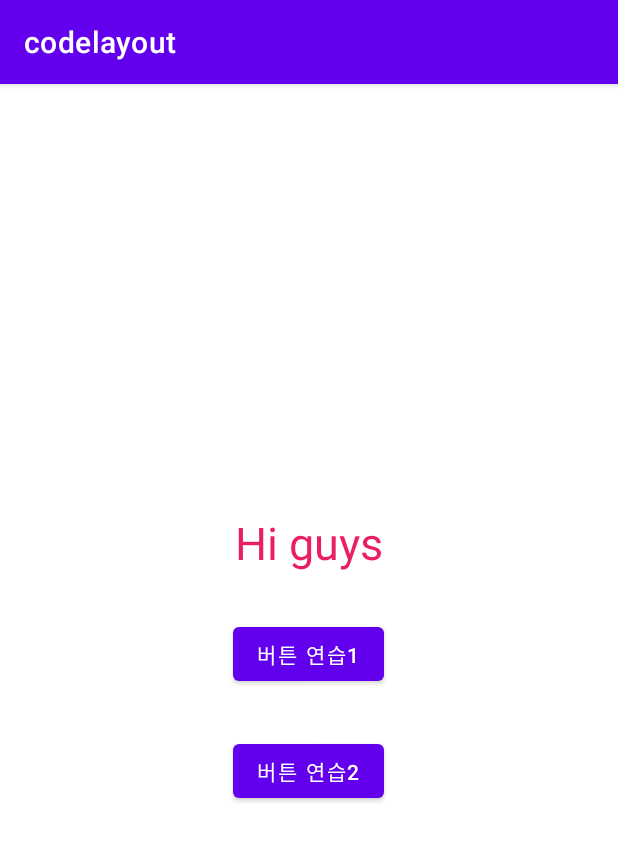
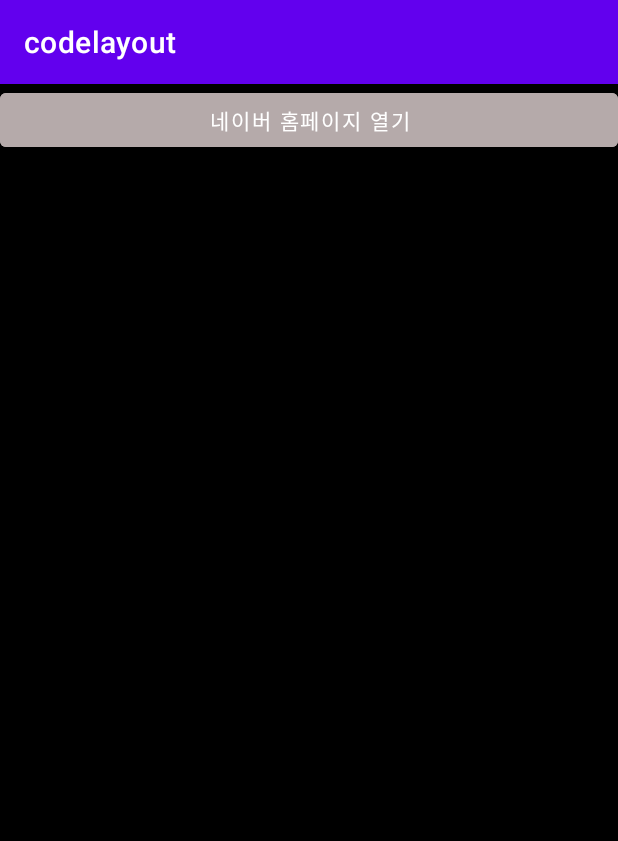
Before and after one commit to fire-irror/codelayout, an Android app: the screen it shows after launch (MainActivity before the commit, SecondActivity2 after it), on a phone screen of 412 x 824 dp. Shown: the top 841 px of the screen. Run offline under Robolectric (Android 15) with nearby library versions, the phone set to English and light mode, and no system bars.

Commit message:
직접풀어보기 2~3

```diff
--- a/app/src/main/AndroidManifest.xml
+++ b/app/src/main/AndroidManifest.xml
@@ -12,7 +12,7 @@
         android:theme="@style/Theme.Codelayout"
         tools:targetApi="31">
         <activity
-            android:name=".MainActivity"
+            android:name=".SecondActivity2"
             android:exported="true">
             <intent-filter>
                 <action android:name="android.intent.action.MAIN" />
@@ -20,6 +20,10 @@
                 <category android:name="android.intent.category.LAUNCHER" />
             </intent-filter>
         </activity>
+        <activity
+            android:name=".MainActivity"
+            android:exported="true">
+        </activity>
     </application>
 
 </manifest>
--- /dev/null
+++ b/app/src/main/java/kr/hs/emirim/codelayout/SecondActivity2.kt
@@ -0,0 +1,11 @@
+package kr.hs.emirim.codelayout
+
+import androidx.appcompat.app.AppCompatActivity
+import android.os.Bundle
+
+class SecondActivity2 : AppCompatActivity() {
+    override fun onCreate(savedInstanceState: Bundle?) {
+        super.onCreate(savedInstanceState)
+        setContentView(R.layout.activity_second2)
+    }
+}
--- /dev/null
+++ b/app/src/main/res/layout/activity_second2.xml
@@ -0,0 +1,19 @@
+<?xml version="1.0" encoding="utf-8"?>
+<LinearLayout xmlns:android="http://schemas.android.com/apk/res/android"
+    xmlns:app="http://schemas.android.com/apk/res-auto"
+    xmlns:tools="http://schemas.android.com/tools"
+    android:layout_width="match_parent"
+    android:layout_height="match_parent"
+    android:gravity="center_horizontal"
+    android:orientation="vertical"
+    android:background="#000"
+    tools:context=".MainActivity">
+
+    <Button
+        android:layout_width="match_parent"
+        android:layout_height="wrap_content"
+        android:backgroundTint="#B5AAAA"
+        android:text="@string/btn1_text"/>
+
+
+</LinearLayout>
--- a/app/src/main/res/values/strings.xml
+++ b/app/src/main/res/values/strings.xml
@@ -1,4 +1,5 @@
 <resources>
     <string name="app_name">codelayout</string>
     <string name="greeting">Hi guys</string>
+    <string name="btn1_text">네이버 홈페이지 열기</string>
 </resources>
```
Also changed, not shown: app/src/main/res/layout/activity_main.xml (+10 -0 lines).
